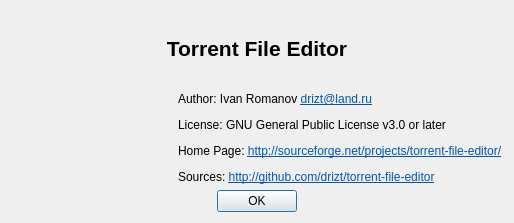
The window that aboutdlg.ui (torrent-file-editor/torrent-file-editor) describes before a commit, drawn with Qt 5.
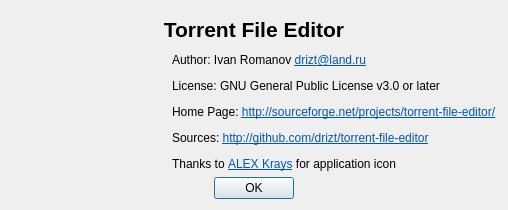
The same window after the commit. Icons and pictures are not drawn.

Commit message: Added ALEX Krays to about

Diff of the .ui file:
```diff
--- a/aboutdlg.ui
+++ b/aboutdlg.ui
@@ -6,8 +6,8 @@
    <rect>
     <x>0</x>
     <y>0</y>
-    <width>514</width>
-    <height>223</height>
+    <width>508</width>
+    <height>210</height>
    </rect>
   </property>
   <property name="windowTitle">
@@ -34,11 +34,7 @@
    <item row="1" column="1">
     <widget class="QLabel" name="label_2">
      <property name="text">
-      <string>&lt;html&gt;&lt;head/&gt;&lt;body&gt;
-&lt;p&gt;Author: Ivan Romanov &lt;a href=&quot;mailto:drizt@land.ru&quot;&gt;&lt;span style=&quot; text-decoration: underline; color:#0057ae;&quot;&gt;drizt@land.ru&lt;/span&gt;&lt;/a&gt;&lt;/p&gt;
-&lt;p&gt;License: &lt;/span&gt;&lt;/a&gt;GNU General Public License v3.0 or later&lt;/p&gt;
-&lt;p&gt;Home Page: &lt;a href=&quot;http://sourceforge.net/projects/torrent-file-editor/&quot;&gt;&lt;span style=&quot; text-decoration: underline; color:#0057ae;&quot;&gt;http://sourceforge.net/projects/torrent-file-editor/&lt;/span&gt;&lt;/a&gt;&lt;/p&gt;&lt;/body&gt;&lt;/html&gt;
-&lt;p&gt;Sources: &lt;a href=&quot;http://github.com/drizt/torrent-file-editor&quot;&gt;&lt;span style=&quot; text-decoration: underline; color:#0057ae;&quot;&gt;http://github.com/drizt/torrent-file-editor&lt;/span&gt;&lt;/a&gt;&lt;/p&gt;&lt;/body&gt;&lt;/html&gt;</string>
+      <string>&lt;html&gt;&lt;head/&gt;&lt;body&gt;&lt;p&gt;Author: Ivan Romanov &lt;a href=&quot;mailto:drizt@land.ru&quot;&gt;&lt;span style=&quot; text-decoration: underline; color:#0057ae;&quot;&gt;drizt@land.ru&lt;/span&gt;&lt;/a&gt;&lt;/p&gt;&lt;p&gt;License: GNU General Public License v3.0 or later&lt;/p&gt;&lt;p&gt;Home Page: &lt;a href=&quot;http://sourceforge.net/projects/torrent-file-editor/&quot;&gt;&lt;span style=&quot; text-decoration: underline; color:#0057ae;&quot;&gt;http://sourceforge.net/projects/torrent-file-editor/&lt;/span&gt;&lt;/a&gt;&lt;/p&gt;&lt;p&gt;Sources: &lt;a href=&quot;http://github.com/drizt/torrent-file-editor&quot;&gt;&lt;span style=&quot; text-decoration: underline; color:#0057ae;&quot;&gt;http://github.com/drizt/torrent-file-editor&lt;/span&gt;&lt;/a&gt;&lt;/p&gt;&lt;p&gt;Thanks to &lt;a href=&quot;http://rutracker.org/forum/profile.php?mode=viewprofile&amp;amp;u=8465051&quot;&gt;&lt;span style=&quot; text-decoration: underline; color:#0057ae;&quot;&gt;ALEX Krays&lt;/span&gt;&lt;/a&gt; for application icon&lt;/p&gt;&lt;/body&gt;&lt;/html&gt;</string>
      </property>
      <property name="openExternalLinks">
       <bool>true</bool>
```
Left out of the diff: 34 changed lines with no effect on the pictures.
